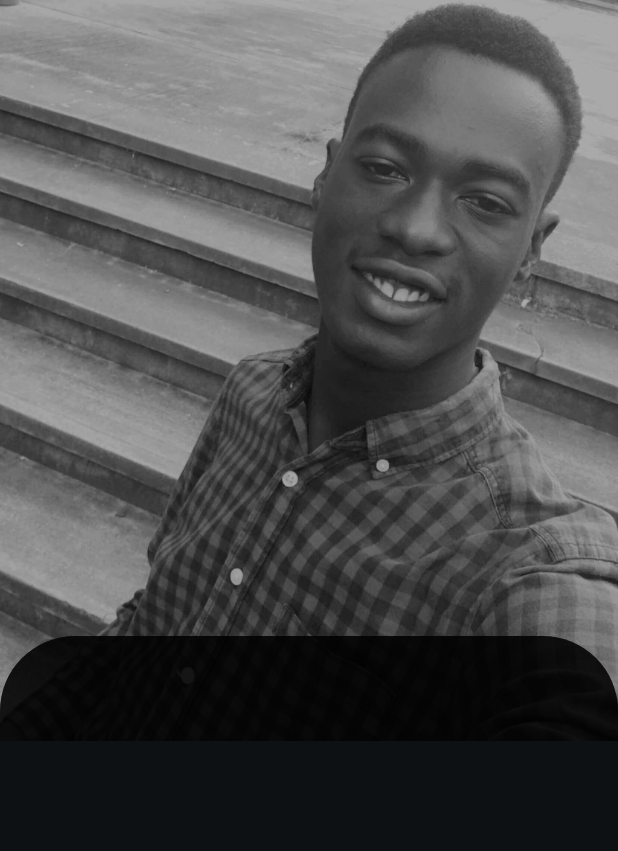
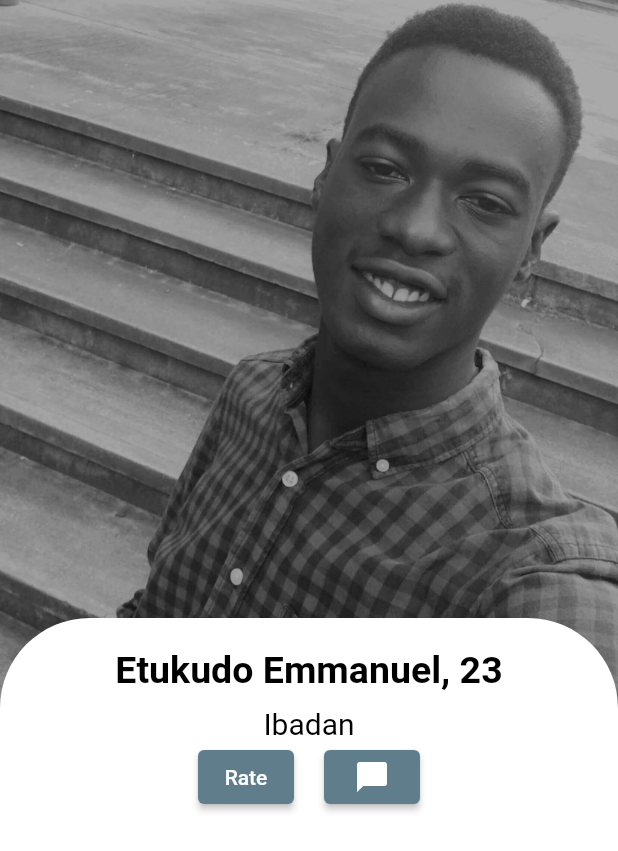
Before and after one commit to Emmanuel-Etukudo/portfolio_app, a Flutter app: the screen it shows after launch, on a phone screen of 412 x 824 dp. Shown: the top 851 px of the screen. Run offline on Flutter 3.47's test engine with Material 2 defaults, Android fonts, the phone set to English and light mode, and no system bars.

Commit message:
added texts and buttons

```diff
--- a/lib/main.dart
+++ b/lib/main.dart
@@ -1,3 +1,6 @@
+import 'dart:ui';
+
+import 'package:flutter/cupertino.dart';
 import 'package:flutter/material.dart';
 
 void main() {
@@ -28,14 +31,75 @@ class PortfolioApp extends StatelessWidget {
                   bottom: 0,
                   right: 0,
                   child: Container(
-                    height: 400,
+                    height: MediaQuery.of(context).copyWith().size.height / 2,
                     width: MediaQuery.of(context).copyWith().size.width,
                     decoration: BoxDecoration(
                         borderRadius: BorderRadius.only(
-                          topLeft: Radius.circular(50.0),
-                          topRight: Radius.circular(50.0)
+                            topLeft: Radius.circular(60.0),
+                            topRight: Radius.circular(60.0)),
+                        color: Colors.white),
+                    child: Column(
+                      children: <Widget>[
+                        Center(
+                          child: Container(
+                            child: Text(
+                              'Etukudo Emmanuel, 23',
+                              textDirection: TextDirection.ltr,
+                              textAlign: TextAlign.center,
+                              style: TextStyle(
+                                  fontSize: 25,
+                                  color: Colors.black,
+                                  fontWeight: FontWeight.bold),
+                            ),
+                            padding: EdgeInsets.fromLTRB(20, 20, 20, 10),
+                          ),
                         ),
-                        color: Colors.black87),
+                        Center(
+                          child: Container(
+                            child: Text(
+                              'Ibadan',
+                              style: TextStyle(
+                                  fontSize: 20,
+                                  color: Colors.black,
+                                  fontWeight: FontWeight.normal),
+                            ),
+                          ),
+                        ),
+                        Center(
+                          child: Row(
+                            mainAxisAlignment: MainAxisAlignment.center,
+                            children: [
+                              Container(
+
+                                child: ElevatedButton(
+                                  onPressed: () {},
+
+                                  style: ElevatedButton.styleFrom(
+                                    primary: Colors.blueGrey,
+                                    onPrimary: Colors.white
+                                  ),
+                                  child: Text('Rate'),
+                                ),
+                              ),
+                              Container(
+                                margin: EdgeInsets.fromLTRB(20, 0, 0, 0),
+                                child: ElevatedButton(
+                                  onPressed: () {},
+
+                                  style: ElevatedButton.styleFrom(
+                                    primary: Colors.blueGrey,
+                                    onPrimary: Colors.white
+                                  ),
+                                  child: Icon(
+                                    Icons.messenger
+                                  ),
+                                ),
+                              )
+                            ],
+                          ),
+                        ),
+                      ],
+                    ),
                   ),
                 ),
               ],
```
